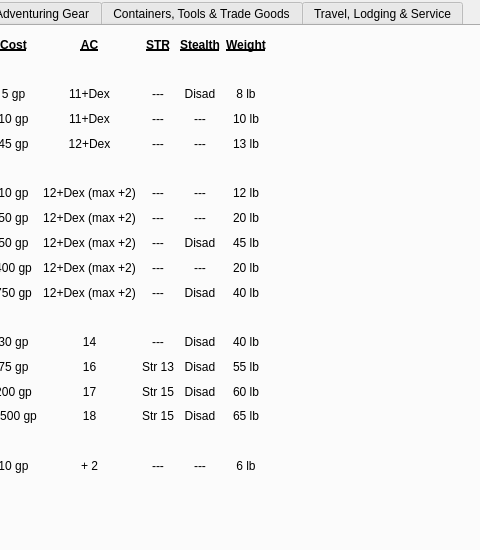
Above: DMHelper/src/dmscreentabwidget.ui from MMetze/DMHelper before the change; both pictures show x 149 to 629 and y 0 to 550 of the 1126 by 780 pixel window. Below: the same form after it.
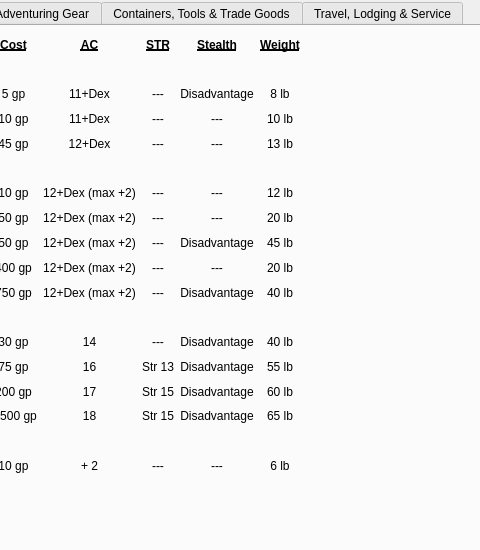
That is the form after the change. The open tabs and pages were chosen to show the change. Icons and pictures are not drawn.

Commit message:
Minor dialog updates during documentation
Combatant count valid from 1 to 100
Combatant dialog called "Edit Combatant" instead of "Dialog"
DMScreen Tab updated to say "Disadvantage" and "Speed" of waterborn vehicles named correctly
Publish Window now called "Player's Window"
Options Dialog called "DM Helper Options" instead of "Dialog"
Scrolling Text window called "DM Helper Scrolling Text"

```diff
--- a/DMHelper/src/dmscreentabwidget.ui
+++ b/DMHelper/src/dmscreentabwidget.ui
@@ -3033,7 +3033,7 @@
         <item>
          <widget class="QLabel" name="label_1249">
           <property name="text">
-           <string>Disad</string>
+           <string>Disadvantage</string>
           </property>
           <property name="alignment">
            <set>Qt::AlignCenter</set>
@@ -3097,7 +3097,7 @@
         <item>
          <widget class="QLabel" name="label_1255">
           <property name="text">
-           <string>Disad</string>
+           <string>Disadvantage</string>
           </property>
           <property name="alignment">
            <set>Qt::AlignCenter</set>
@@ -3117,7 +3117,7 @@
         <item>
          <widget class="QLabel" name="label_1257">
           <property name="text">
-           <string>Disad</string>
+           <string>Disadvantage</string>
           </property>
           <property name="alignment">
            <set>Qt::AlignCenter</set>
@@ -3141,7 +3141,7 @@
         <item>
          <widget class="QLabel" name="label_1259">
           <property name="text">
-           <string>Disad</string>
+           <string>Disadvantage</string>
           </property>
           <property name="alignment">
            <set>Qt::AlignCenter</set>
@@ -3151,7 +3151,7 @@
         <item>
          <widget class="QLabel" name="label_1260">
           <property name="text">
-           <string>Disad</string>
+           <string>Disadvantage</string>
           </property>
           <property name="alignment">
            <set>Qt::AlignCenter</set>
@@ -3161,7 +3161,7 @@
         <item>
          <widget class="QLabel" name="label_1261">
           <property name="text">
-           <string>Disad</string>
+           <string>Disadvantage</string>
           </property>
           <property name="alignment">
            <set>Qt::AlignCenter</set>
@@ -3171,7 +3171,7 @@
         <item>
          <widget class="QLabel" name="label_1262">
           <property name="text">
-           <string>Disad</string>
+           <string>Disadvantage</string>
           </property>
           <property name="alignment">
            <set>Qt::AlignCenter</set>
```
Left out of the diff: 2 changed lines with no effect on the pictures. The commit also changes 5 other files.
